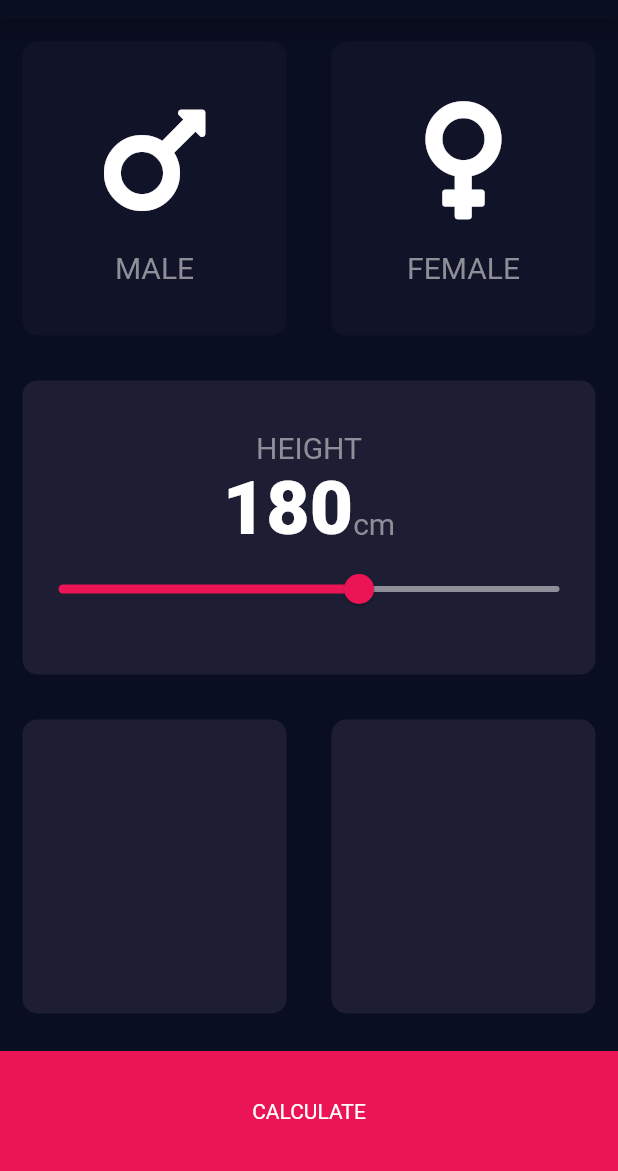
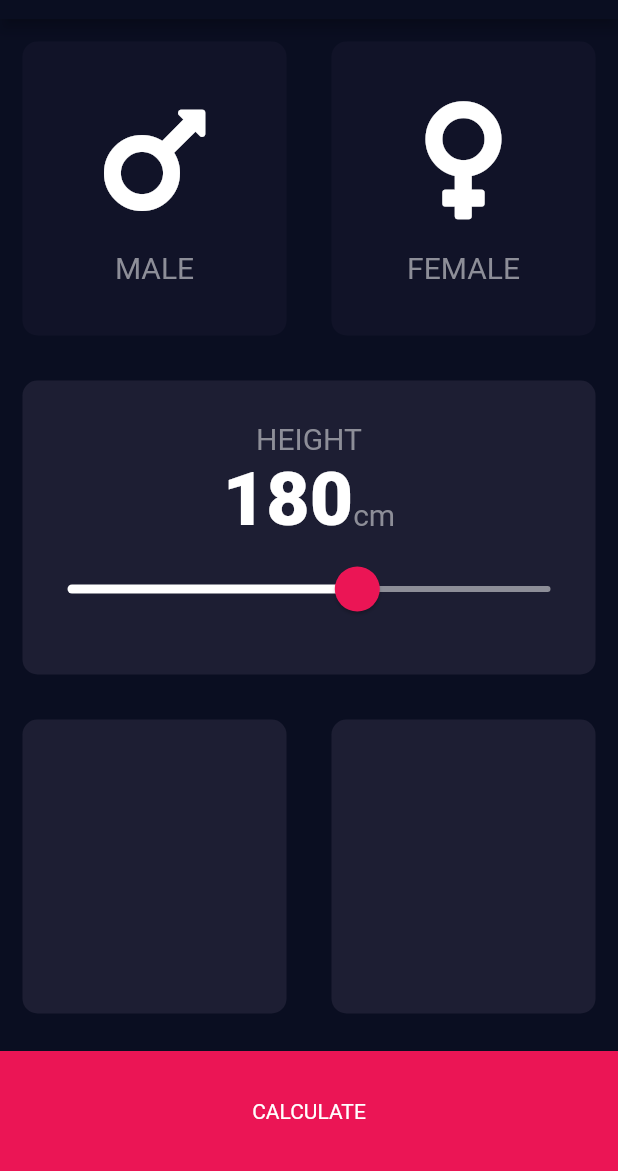
Before and after one commit to rashidrazak/flutter-bmi-calculator, a Flutter app: the screen it shows after launch, on a phone screen of 412 x 824 dp, the part 65-1236 px from its top. Run offline on Flutter 3.47's test engine with Material 2 defaults, Android fonts, the phone set to English and light mode, and no system bars; our stand-ins replace font_awesome_flutter.

Commit message:
Update Slider theme.

```diff
--- a/lib/input_page.dart
+++ b/lib/input_page.dart
@@ -92,18 +92,27 @@ class _InputPageState extends State<InputPage> {
                       ),
                     ],
                   ),
-                  Slider(
+                  SliderTheme(
+                    data: SliderTheme.of(context).copyWith(
+                      activeTrackColor: Colors.white,
+                      inactiveTrackColor: Color(0xFF8D8E98),
+                      thumbColor: Color(0xFFEB1555),
+                      overlayColor: Color(0x29EB1555),
+                      thumbShape:
+                          RoundSliderThumbShape(enabledThumbRadius: 15.0),
+                      overlayShape:
+                          RoundSliderOverlayShape(overlayRadius: 30.0),
+                    ),
+                    child: Slider(
                       value: height.toDouble(),
                       min: minHeight,
                       max: maxHeight,
-                    activeColor: Color(0xFFEB1555),
-                    inactiveColor: Color(0xFF8D8E98),
                       onChanged: (double newValue) {
-                      print(newValue);
                         setState(() {
                           height = newValue.round();
                         });
                       },
+                    ),
                   ),
                 ],
               ),
```
Lines whose indentation alone changed are shown as unchanged.
